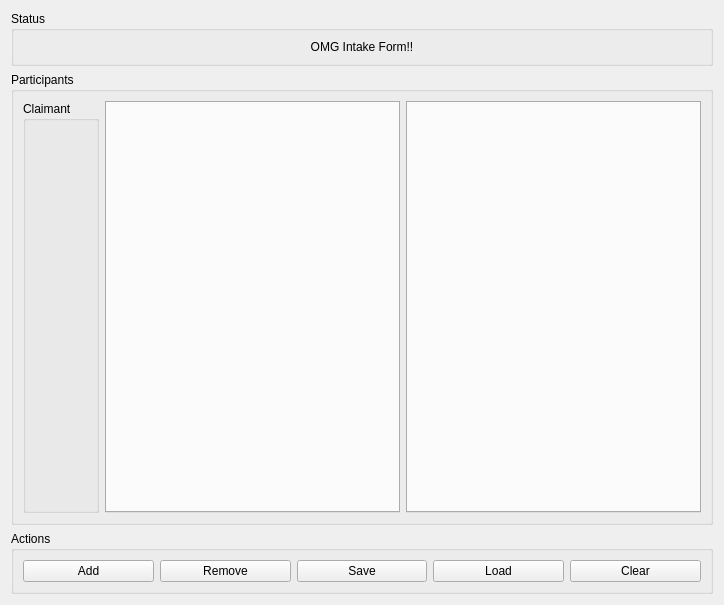
First picture: the form in drc/gui/intakeform.ui, repository lansdon/cpts483_drc, before the edit.
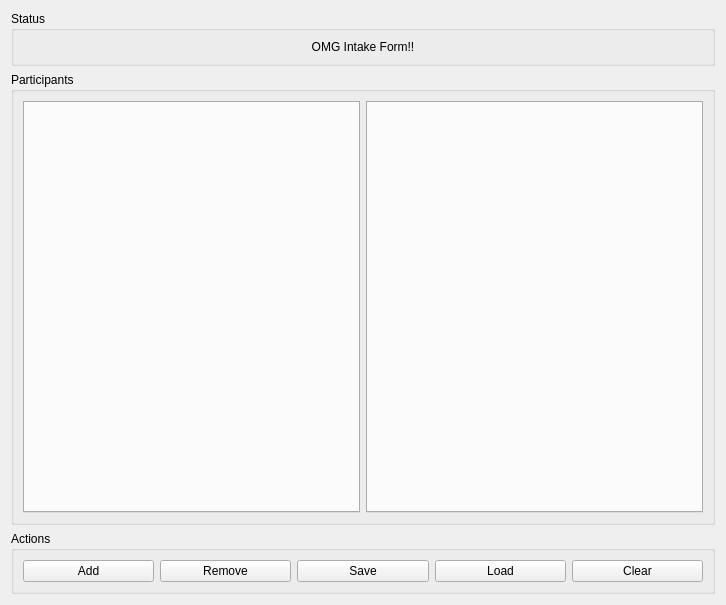
Second picture: the form after the edit.

```diff
--- a/drc/gui/intakeform.ui
+++ b/drc/gui/intakeform.ui
@@ -6,8 +6,8 @@
    <rect>
     <x>0</x>
     <y>0</y>
-    <width>720</width>
-    <height>585</height>
+    <width>726</width>
+    <height>598</height>
    </rect>
   </property>
   <property name="windowTitle">
@@ -26,10 +26,10 @@
       <string>Participants</string>
      </property>
      <layout class="QGridLayout" name="gridLayout_3">
-      <item row="0" column="2">
-       <widget class="QTabWidget" name="OtherPartyTabWidget"/>
-      </item>
       <item row="0" column="1">
+       <widget class="QTabWidget" name="OtherPartyTabWidget"/>
+      </item>
+      <item row="0" column="0">
        <widget class="QTabWidget" name="mainPartyTabWidget">
         <property name="sizePolicy">
          <sizepolicy hsizetype="Expanding" vsizetype="Expanding">
@@ -59,13 +59,6 @@
         </property>
        </widget>
       </item>
-      <item row="0" column="0">
-       <widget class="QGroupBox" name="groupBox_4">
-        <property name="title">
-         <string>Claimant</string>
-        </property>
-       </widget>
-      </item>
      </layout>
     </widget>
    </item>
```
